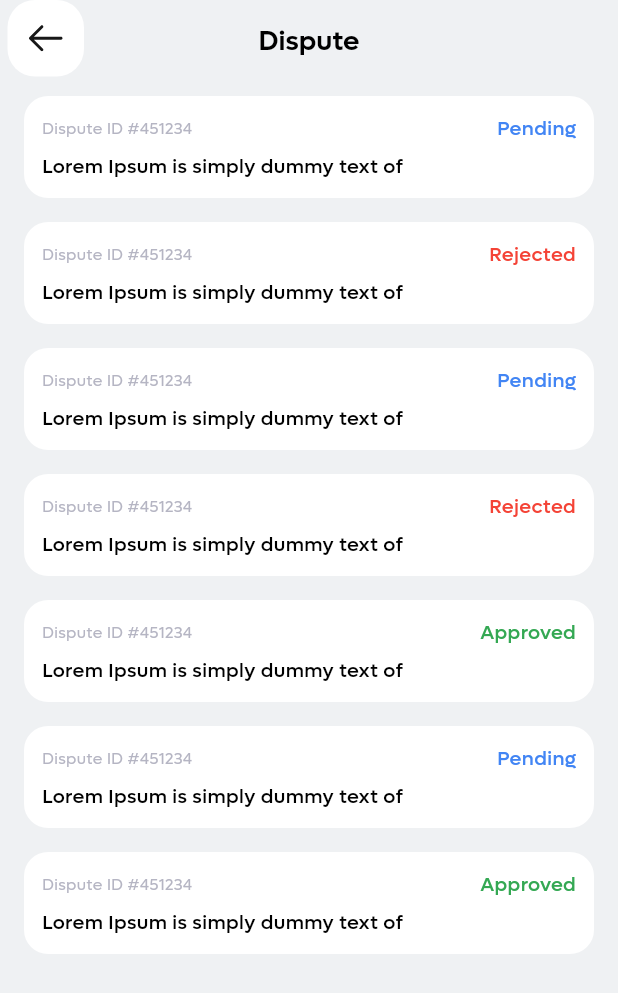
After one commit to ibrahimsm83/casekarao, a Flutter app: the DisputeScreen screen opened by its route, on a phone screen of 412 x 824 dp. The commit adds this screen. Shown: the top 993 px of the screen. Run offline on Flutter 3.47's test engine with Material 3 defaults, Android fonts, the phone set to English and light mode, and no system bars; our stand-ins replace another_flushbar, flutter_rating, flutter_screenutil, flutter_svg, get, pin_code_fields and 1 more.

Commit message:
Dispute screen added done

```diff
--- /dev/null
+++ b/lib/model/dispute_model.dart
@@ -0,0 +1,7 @@
+class Dispute {
+  final String id;
+  final String description;
+  final String status;
+
+  Dispute(this.id, this.description, this.status);
+}
--- a/lib/model/export_model.dart
+++ b/lib/model/export_model.dart
@@ -6,3 +6,4 @@ export 'recent_activity_model.dart';
 export 'user_settings_model.dart';
 export 'user_model.dart';
 export 'bank_card_model.dart';
+export 'dispute_model.dart';
--- a/lib/presentation/dashboard/settings_lawyer_screen.dart
+++ b/lib/presentation/dashboard/settings_lawyer_screen.dart
@@ -15,7 +15,7 @@ class _SettingsLawyerScreenState extends State<SettingsLawyerScreen> {
   List<UserSettingsModel> accountList=[
     UserSettingsModel(title:  AppStrings.kAccountInformation, iconPath:  ImageAssets.kPersonIcon, navigateRoute: ''),
     UserSettingsModel(title:  AppStrings.kChangePassword, iconPath:  ImageAssets.kLockIcon, navigateRoute: ''),
-    UserSettingsModel(title:  AppStrings.kDispute, iconPath:  ImageAssets.kFlagIcon, navigateRoute: ''),
+    UserSettingsModel(title:  AppStrings.kDispute, iconPath:  ImageAssets.kFlagIcon, navigateRoute:  CustomRouteNames.kDisputeScreenRoute),
     UserSettingsModel(title:  AppStrings.kNotifications, iconPath:  ImageAssets.kNotificationIcon, navigateRoute:  CustomRouteNames.kNotificationSettingScreenRoute),
     UserSettingsModel(title:  AppStrings.kPayout, iconPath:  ImageAssets.kWalletIcon, navigateRoute:  CustomRouteNames.kPayoutDetailsScreenRoute,),
   ];
@@ -119,7 +119,7 @@ class _SettingsLawyerScreenState extends State<SettingsLawyerScreen> {
                             // if(index==1|| index==2||index==3|| index==4||index==6||index==7){
                             //   Navigator.pushNamed(context, choicsRoute[index]);
                             // } /
-                             if(index==3||index==4){
+                             if(index==2||index==3||index==4){
                               Navigator.pushNamed(context, accountList[index].navigateRoute);
                             }
                           },
--- /dev/null
+++ b/lib/presentation/dispute_screen/dispute_screen.dart
@@ -0,0 +1,115 @@
+import 'package:flutter/material.dart';
+import 'package:flutter_screenutil/flutter_screenutil.dart';
+import 'package:flutter_svg/svg.dart';
+
+import '../../export_casekarao.dart';
+
+class DisputeScreen extends StatelessWidget {
+  DisputeScreen({super.key});
+
+  final List<Dispute> disputes = [
+    Dispute('#451234', 'Lorem Ipsum is simply dummy text of', 'Pending'),
+    Dispute('#451234', 'Lorem Ipsum is simply dummy text of', 'Rejected'),
+    Dispute('#451234', 'Lorem Ipsum is simply dummy text of', 'Pending'),
+    Dispute('#451234', 'Lorem Ipsum is simply dummy text of', 'Rejected'),
+    Dispute('#451234', 'Lorem Ipsum is simply dummy text of', 'Approved'),
+    Dispute('#451234', 'Lorem Ipsum is simply dummy text of', 'Pending'),
+    Dispute('#451234', 'Lorem Ipsum is simply dummy text of', 'Approved'),
+  ];
+
+  Color _getStatusColor(String status) {
+    switch (status) {
+      case 'Approved':
+        return ColorManager.kGreenColor;
+      case 'Rejected':
+        return ColorManager.kRedColor;
+      case 'Pending':
+        return ColorManager.secondary;
+      default:
+        return Colors.black;
+    }
+  }
+
+  @override
+  Widget build(BuildContext context) {
+    return Scaffold(
+      backgroundColor: ColorManager.kBackgroundColor,
+      appBar: AppBar(
+        backgroundColor: Colors.transparent,
+        centerTitle: true,
+        title: Text(
+          AppStrings.kDispute,
+          style: getsemiboldStyle(
+            color: ColorManager.primary,
+            fontSize: ScreenUtil().setSp(FontSize.s16),
+          ),
+        ),
+        leading: InkWell(
+          onTap: () => Navigator.pop(context),
+          child: Padding(
+            padding: const EdgeInsets.only(left: 5.0, bottom: 5.0),
+            child: Container(
+              height: 44.h,
+              width: 44.h,
+              decoration: BoxDecoration(
+                color: ColorManager.kWhiteColor,
+                borderRadius: BorderRadius.all(Radius.circular(16.r)),
+              ),
+              child: Padding(
+                padding: const EdgeInsets.all(14.0),
+                child: SvgPicture.asset(ImageAssets.backArrowIcon),
+              ),
+            ),
+          ),
+        ),
+      ),
+      body: ListView.builder(
+        itemCount: disputes.length,
+        itemBuilder: (context, index) {
+          final dispute = disputes[index];
+          return Container(
+            margin: EdgeInsets.symmetric(vertical: 8, horizontal: 16),
+            padding: EdgeInsets.all(12),
+            decoration: BoxDecoration(
+              color: Colors.white,
+              borderRadius: BorderRadius.circular(14.r),
+            ),
+            child: Column(
+              mainAxisAlignment: MainAxisAlignment.start,
+              crossAxisAlignment: CrossAxisAlignment.start,
+              children: [
+                Row(
+                  mainAxisAlignment: MainAxisAlignment.spaceBetween,
+                  children: [
+                    Text(
+                      'Dispute ID ${dispute.id}',
+                      style: getRegularStyle(
+                        color: ColorManager.kGreyColor,
+                        fontSize: ScreenUtil().setSp(FontSize.s8.sp),
+                      ),
+                    ),
+                    Text(
+                      dispute.status,
+                      style: getmediumStyle(
+                        color: _getStatusColor(dispute.status),
+                        fontSize: ScreenUtil().setSp(FontSize.s10.sp),
+                      ),
+                    ),
+                  ],
+                ),
+                SizedBox(height: 6),
+                Text(
+                  dispute.description,
+                  style: getmediumStyle(
+                    color: ColorManager.primary,
+                    fontSize: ScreenUtil().setSp(FontSize.s10.sp),
+                  ),
+                ),
+              ],
+            ),
+          );
+        },
+      ),
+    );
+  }
+}
--- a/lib/presentation/export_presentation.dart
+++ b/lib/presentation/export_presentation.dart
@@ -27,3 +27,4 @@ export 'case_discussion_screen/case_discussion_screen.dart';
 export 'payout_details_screen/payout_details_screen.dart';
 export 'add_payout_screen/add_payout_screen.dart';
 export 'notification_settings_screen/notification_setting_screen.dart';
+export 'dispute_screen/dispute_screen.dart';
--- a/lib/presentation/resources/route_management/custom_route_generator.dart
+++ b/lib/presentation/resources/route_management/custom_route_generator.dart
@@ -208,6 +208,12 @@ class CustomRouteGenerator {
             return NotificationSettingScreen();
           },
         );
+        case CustomRouteNames.kDisputeScreenRoute:
+        return MaterialPageRoute(
+          builder: (context) {
+            return DisputeScreen();
+          },
+        );
       default:
         return null;
     }
--- a/lib/presentation/resources/route_management/custom_route_name.dart
+++ b/lib/presentation/resources/route_management/custom_route_name.dart
@@ -29,5 +29,6 @@ class CustomRouteNames {
   static const String kPayoutDetailsScreenRoute = "/kPayoutDetailsScreenRoute";
   static const String kAddPayoutScreenRoute = "/kAddPayoutScreenRoute";
   static const String kNotificationSettingScreenRoute = "/kNotificationSettingScreenRoute";
+  static const String kDisputeScreenRoute = "/kDisputeScreenRoute";
 
 }
--- a/lib/presentation/resources/strings_manager.dart
+++ b/lib/presentation/resources/strings_manager.dart
@@ -262,6 +262,11 @@ class AppStrings {
   static const String kPayoutNotification ="Payout Notification";
   static const String kNewCaseNotification= "New Case Notification";
 
+  ///Dispute
+  static const String kDisputeLoremIpsum= "Lorem Ipsum is simply dummy text of";
+  static const String kRejected= "Rejected";
+  static const String kApproved= "Approved";
+
   ///Validator
   static const String otpCode = "Otp Code";
   static const String otpValidator = "Please fill all Fields";
```
